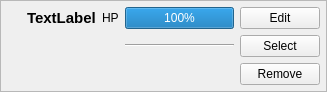
Before: the Qt Designer form app/view/forms/bosspanel.ui in r0nd0ud0u/qt-rpg, drawn with Qt 5.
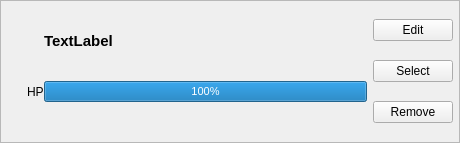
After: the same form once the commit is applied. Custom widgets are drawn as their Qt base class.

```diff
--- a/app/view/forms/bosspanel.ui
+++ b/app/view/forms/bosspanel.ui
@@ -6,8 +6,8 @@
    <rect>
     <x>0</x>
     <y>0</y>
-    <width>327</width>
-    <height>83</height>
+    <width>460</width>
+    <height>143</height>
    </rect>
   </property>
   <property name="sizePolicy">
@@ -78,26 +78,43 @@
       </item>
       <item>
        <widget class="QWidget" name="info_widget" native="true">
+        <layout class="QHBoxLayout" name="horizontalLayout_4">
+         <property name="spacing">
+          <number>6</number>
+         </property>
+         <property name="leftMargin">
+          <number>6</number>
+         </property>
+         <property name="topMargin">
+          <number>6</number>
+         </property>
+         <property name="rightMargin">
+          <number>6</number>
+         </property>
+         <property name="bottomMargin">
+          <number>6</number>
+         </property>
+         <item>
         <layout class="QGridLayout" name="gridLayout">
          <property name="leftMargin">
-          <number>6</number>
+            <number>0</number>
          </property>
          <property name="topMargin">
-          <number>6</number>
+            <number>0</number>
          </property>
          <property name="rightMargin">
-          <number>6</number>
+            <number>0</number>
          </property>
          <property name="bottomMargin">
-          <number>6</number>
-         </property>
-         <property name="spacing">
-          <number>6</number>
-         </property>
-         <item row="0" column="2">
+            <number>7</number>
+           </property>
+           <property name="horizontalSpacing">
+            <number>0</number>
+           </property>
+           <item row="1" column="0">
           <widget class="QLabel" name="hp_label">
            <property name="sizePolicy">
-            <sizepolicy hsizetype="Preferred" vsizetype="Preferred">
+              <sizepolicy hsizetype="Fixed" vsizetype="Preferred">
              <horstretch>0</horstretch>
              <verstretch>0</verstretch>
             </sizepolicy>
@@ -112,37 +129,28 @@
            </property>
           </widget>
          </item>
-         <item row="0" column="3">
+           <item row="1" column="1">
           <widget class="QProgressBar" name="hp_bar">
            <property name="sizePolicy">
-            <sizepolicy hsizetype="Expanding" vsizetype="Fixed">
+              <sizepolicy hsizetype="MinimumExpanding" vsizetype="Fixed">
              <horstretch>0</horstretch>
              <verstretch>0</verstretch>
             </sizepolicy>
            </property>
+             <property name="font">
+              <font>
+               <pointsize>8</pointsize>
+              </font>
+             </property>
            <property name="value">
             <number>100</number>
            </property>
           </widget>
          </item>
-         <item row="1" column="3">
-          <widget class="Line" name="line">
-           <property name="orientation">
-            <enum>Qt::Horizontal</enum>
-           </property>
-          </widget>
-         </item>
-         <item row="1" column="4">
-          <widget class="QPushButton" name="selectPushButton">
-           <property name="text">
-            <string>Select</string>
-           </property>
-          </widget>
-         </item>
          <item row="0" column="1">
           <widget class="QLabel" name="name_label">
            <property name="sizePolicy">
-            <sizepolicy hsizetype="Preferred" vsizetype="Preferred">
+              <sizepolicy hsizetype="Fixed" vsizetype="Fixed">
              <horstretch>0</horstretch>
              <verstretch>0</verstretch>
             </sizepolicy>
@@ -158,21 +166,49 @@
            </property>
           </widget>
          </item>
-         <item row="0" column="4">
-          <widget class="QPushButton" name="edit_button">
+          </layout>
+         </item>
+         <item>
+          <layout class="QVBoxLayout" name="verticalLayout_2">
+           <property name="spacing">
+            <number>7</number>
+           </property>
+           <property name="leftMargin">
+            <number>0</number>
+           </property>
+           <property name="topMargin">
+            <number>0</number>
+           </property>
+           <property name="rightMargin">
+            <number>0</number>
+           </property>
+           <property name="bottomMargin">
+            <number>0</number>
+           </property>
+           <item>
+            <widget class="CompSecondaryButton" name="edit_button">
            <property name="text">
             <string>Edit</string>
            </property>
           </widget>
          </item>
-         <item row="2" column="4">
-          <widget class="QPushButton" name="removePushButton">
+           <item>
+            <widget class="CompSecondaryButton" name="selectPushButton">
+             <property name="text">
+              <string>Select</string>
+             </property>
+            </widget>
+           </item>
+           <item>
+            <widget class="CompSecondaryButton" name="removePushButton">
            <property name="text">
             <string>Remove</string>
            </property>
           </widget>
          </item>
         </layout>
+         </item>
+        </layout>
        </widget>
       </item>
      </layout>
@@ -180,6 +216,13 @@
    </item>
   </layout>
  </widget>
+ <customwidgets>
+  <customwidget>
+   <class>CompSecondaryButton</class>
+   <extends>QPushButton</extends>
+   <header location="global">CompButtons.h</header>
+  </customwidget>
+ </customwidgets>
  <resources/>
  <connections/>
 </ui>
```
Lines whose indentation alone changed are shown as unchanged.
